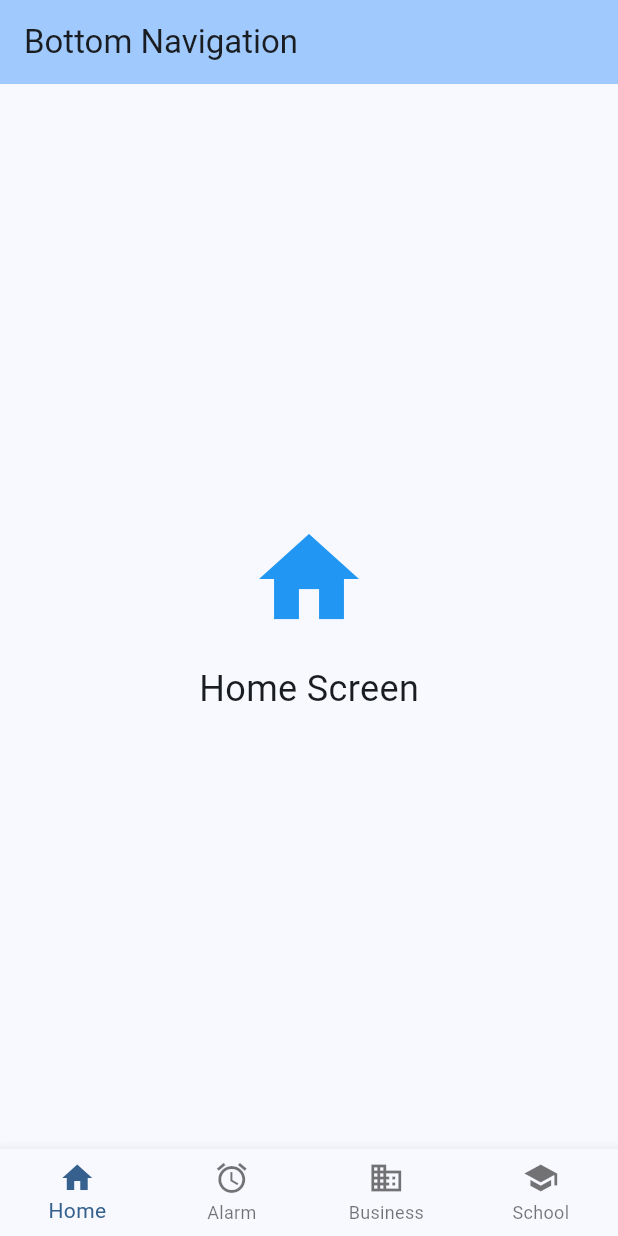
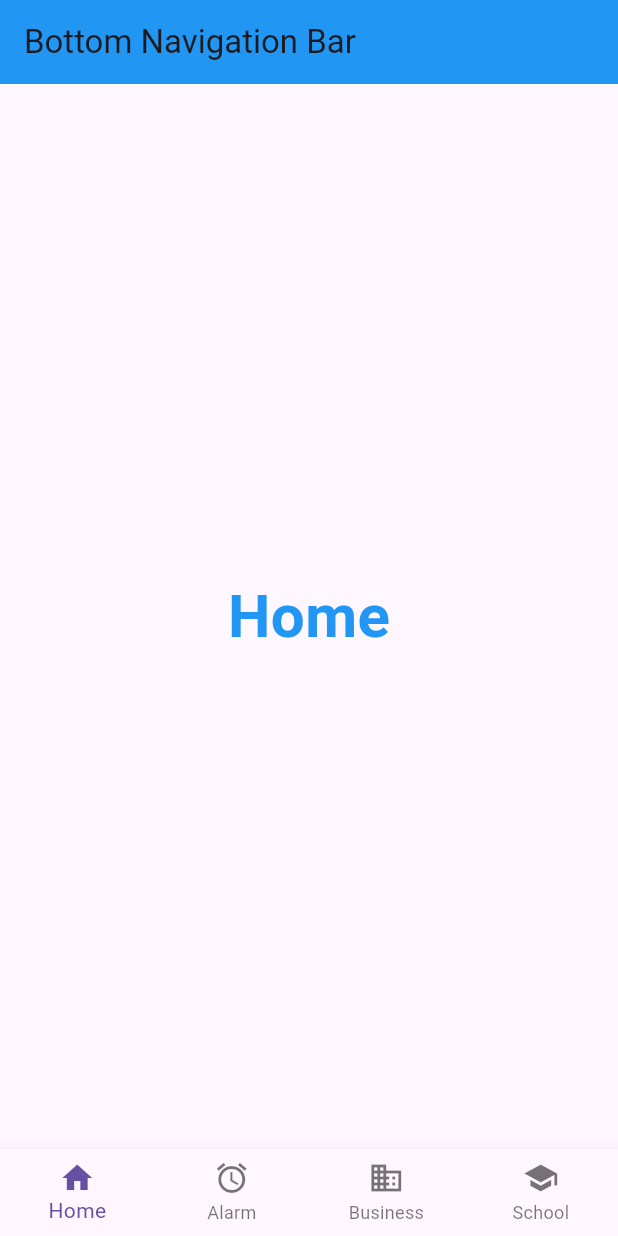
Before and after one commit to aisyahjen/TMA3084_G02_106351_Lab05_Lesson07, a Flutter app: the screen it shows after launch, on a phone screen of 412 x 824 dp. Run offline on Flutter 3.47's test engine with Material 3 defaults, Android fonts, the phone set to English and light mode, and no system bars.

Commit message:
Complete Part 1 Lab A: BottomNavigationBar with 4 screens

```diff
--- a/lab_a/lib/main.dart
+++ b/lab_a/lib/main.dart
@@ -5,62 +5,49 @@ import 'screen2.dart';
 import 'screen3.dart';
 import 'screen4.dart';
 
-void main() {
-  runApp(const MyApp());
-}
+void main() => runApp(const MyApp());
 
 class MyApp extends StatelessWidget {
   const MyApp({super.key});
 
   @override
   Widget build(BuildContext context) {
-    return MaterialApp(
+    return const MaterialApp(
       debugShowCheckedModeBanner: false,
-      title: 'Bottom Navigation Demo',
-      theme: ThemeData(
-        colorScheme: ColorScheme.fromSeed(seedColor: Colors.blue),
-        useMaterial3: true,
-      ),
-      home: const NavigationPage(),
+      home: BottomNavLab(),
     );
   }
 }
 
-class NavigationPage extends StatefulWidget {
-  const NavigationPage({super.key});
+class BottomNavLab extends StatefulWidget {
+  const BottomNavLab({super.key});
 
   @override
-  State<NavigationPage> createState() => _NavigationPageState();
+  State<BottomNavLab> createState() => _BottomNavLabState();
 }
 
-class _NavigationPageState extends State<NavigationPage> {
-  int _selectedIndex = 0;
+class _BottomNavLabState extends State<BottomNavLab> {
+  int currentIndex = 0;
 
-  final List<Widget> _screens = const [
-    HomeScreen(),
-    AlarmScreen(),
-    BusinessScreen(),
-    SchoolScreen(),
+  final List<Widget> screens = const [
+    Screen1(),
+    Screen2(),
+    Screen3(),
+    Screen4(),
   ];
-
-  void _onItemTapped(int index) {
-    setState(() {
-      _selectedIndex = index;
-    });
-  }
 
   @override
   Widget build(BuildContext context) {
     return Scaffold(
       appBar: AppBar(
-        title: const Text('Bottom Navigation'),
-        backgroundColor: Theme.of(context).colorScheme.inversePrimary,
+        title: const Text('Bottom Navigation Bar'),
+        backgroundColor: Colors.blue,
       ),
-      body: _screens[_selectedIndex],
+      body: screens[currentIndex],
       bottomNavigationBar: BottomNavigationBar(
         type: BottomNavigationBarType.fixed,
-        currentIndex: _selectedIndex,
-        onTap: _onItemTapped,
+        currentIndex: currentIndex,
+        onTap: (index) => setState(() => currentIndex = index),
         items: const [
           BottomNavigationBarItem(icon: Icon(Icons.home), label: 'Home'),
           BottomNavigationBarItem(icon: Icon(Icons.alarm), label: 'Alarm'),
--- a/lab_a/lib/screen1.dart
+++ b/lab_a/lib/screen1.dart
@@ -1,18 +1,18 @@
 import 'package:flutter/material.dart';
 
-class HomeScreen extends StatelessWidget {
-  const HomeScreen({super.key});
+class Screen1 extends StatelessWidget {
+  const Screen1({super.key});
 
   @override
   Widget build(BuildContext context) {
     return const Center(
-      child: Column(
-        mainAxisSize: MainAxisSize.min,
-        children: [
-          Icon(Icons.home, size: 80, color: Colors.blue),
-          SizedBox(height: 16),
-          Text('Home Screen', style: TextStyle(fontSize: 24)),
-        ],
+      child: Text(
+        'Home',
+        style: TextStyle(
+          fontSize: 40,
+          fontWeight: FontWeight.bold,
+          color: Colors.blue,
+        ),
       ),
     );
   }
```
Also changed, not shown: lab_a/lib/screen2.dart (+9 -9 lines), lab_a/lib/screen3.dart (+9 -9 lines), lab_a/lib/screen4.dart (+9 -9 lines).
